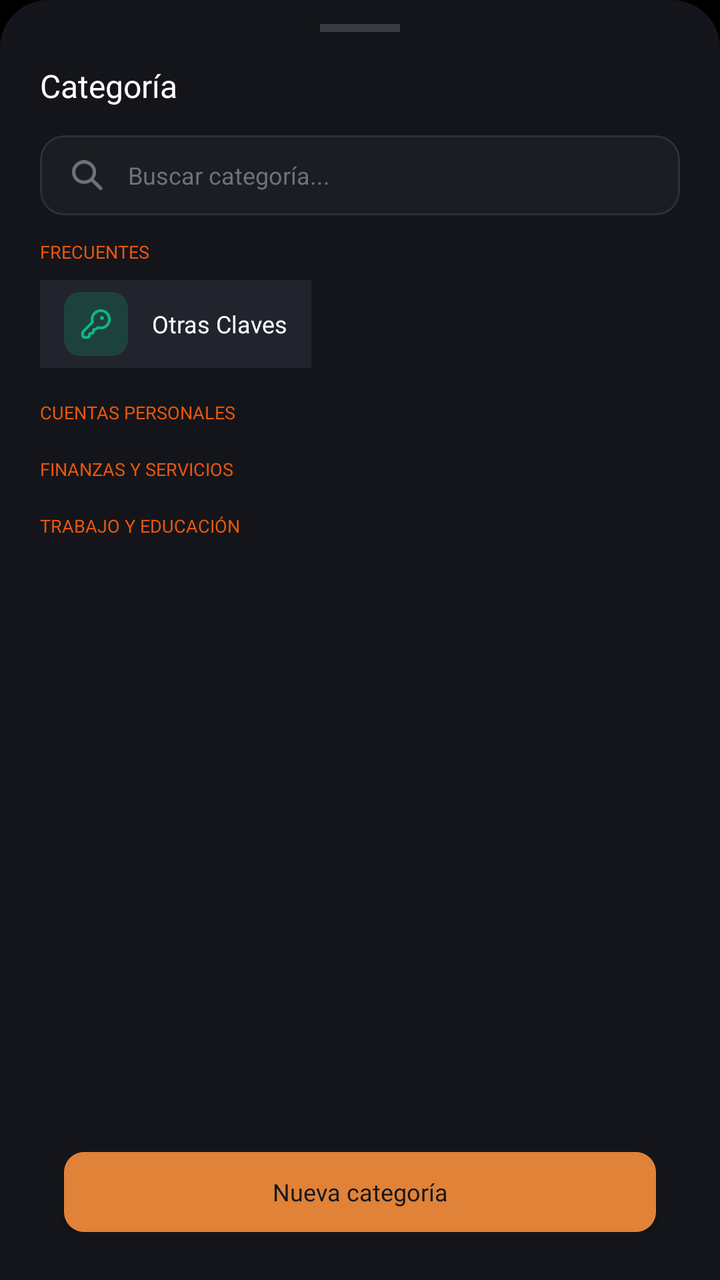
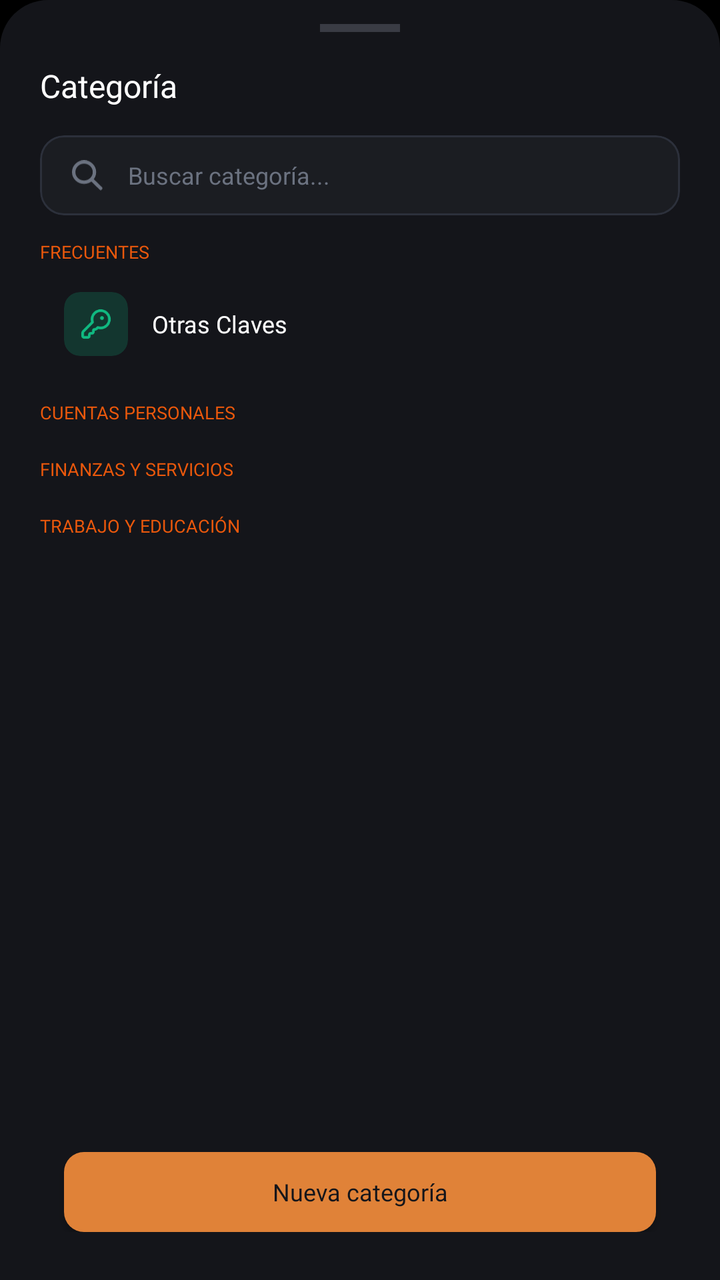

Compare the two renders of this Android layout. The source of the first and the diff that turns it into the second are given below.
<!-- AndroidManifest.xml: application theme Theme.MyApplication -->
<!-- res/layout/dialog_category.xml -->
<?xml version="1.0" encoding="utf-8"?>
<LinearLayout xmlns:android="http://schemas.android.com/apk/res/android"
    xmlns:app="http://schemas.android.com/apk/res-auto"
    android:layout_width="match_parent"
    android:layout_height="match_parent"
    android:background="@drawable/bg_bottom_sheet"
    android:orientation="vertical"
    android:paddingStart="20dp"
    android:paddingTop="12dp"
    android:paddingEnd="20dp"
    android:paddingBottom="24dp">

    
    <View
        android:layout_width="40dp"
        android:layout_height="4dp"
        android:layout_gravity="center_horizontal"
        android:layout_marginBottom="16dp"
        android:background="@color/border_option_card" />

    <TextView
        android:layout_width="wrap_content"
        android:layout_height="wrap_content"
        android:fontFamily="@font/inter_bold"
        android:text="Categoría"
        android:textColor="@color/text_primary"
        android:textSize="16sp" />

    
    <com.google.android.material.card.MaterialCardView
        android:id="@+id/cardSearch"
        android:layout_width="match_parent"
        android:layout_height="40dp"
        android:layout_marginTop="14dp"
        app:cardBackgroundColor="#1B1D22"
        app:cardCornerRadius="12dp"
        app:cardElevation="0dp"
        app:strokeColor="#2C303B"
        app:strokeWidth="1dp">

        <LinearLayout
            android:layout_width="match_parent"
            android:layout_height="match_parent"
            android:gravity="center_vertical"
            android:orientation="horizontal"
            android:paddingHorizontal="16dp">

            <ImageView
                android:layout_width="16dp"
                android:layout_height="16dp"
                android:src="@drawable/lupa"
                app:tint="#6B7280" />

            <EditText
                android:id="@+id/etSearch"
                android:layout_width="match_parent"
                android:layout_height="match_parent"
                android:layout_marginStart="12dp"
                android:autofillHints="none"
                android:background="@null"
                android:fontFamily="sans-serif"
                android:hint="Buscar categoría..."
                android:inputType="text"
                android:textColor="#FFFFFF"
                android:textColorHint="#6B7280"
                android:textSize="12sp" />
        </LinearLayout>
    </com.google.android.material.card.MaterialCardView>

    
    <ScrollView
        android:layout_width="match_parent"
        android:layout_height="0dp"
        android:layout_marginTop="12dp"
        android:layout_weight="1"
        android:scrollbars="none">

        
        <LinearLayout
            android:id="@+id/containerCategoryList"
            android:layout_width="match_parent"
            android:layout_height="wrap_content"
            android:orientation="vertical">

            
            <TextView
                android:id="@+id/tvHeaderFrecuentes"
                android:layout_width="wrap_content"
                android:layout_height="wrap_content"
                android:fontFamily="@font/inter_bold"
                android:text="FRECUENTES"
                android:textColor="@color/cat_section"
                android:textSize="9sp" />

            
            <LinearLayout
                android:id="@+id/layoutRowFrequent1"
                android:layout_width="match_parent"
                android:layout_height="wrap_content"
                android:layout_marginTop="8dp"
                android:gravity="center_vertical"
                android:orientation="horizontal">

                
                <LinearLayout
                    android:id="@+id/rowOther"
                    android:layout_width="wrap_content"
                    android:layout_height="wrap_content"
                    android:background="@drawable/bg_option_card"
                    android:clickable="true"
                    android:focusable="true"
                    android:gravity="center_vertical"
                    android:orientation="horizontal"
                    android:paddingHorizontal="12dp"
                    android:paddingVertical="6dp">

                    <com.google.android.material.card.MaterialCardView
                        android:layout_width="32dp"
                        android:layout_height="32dp"
                        app:cardBackgroundColor="@color/cat_other_bg"
                        app:cardCornerRadius="8dp"
                        app:cardElevation="0dp"
                        app:strokeWidth="0dp">

                        <ImageView
                            android:layout_width="16dp"
                            android:layout_height="16dp"
                            android:layout_gravity="center"
                            android:src="@drawable/ic_cat_lupa" />
                    </com.google.android.material.card.MaterialCardView>

                    <TextView
                        android:layout_width="wrap_content"
                        android:layout_height="wrap_content"
                        android:layout_marginStart="12dp"
                        android:fontFamily="@font/inter_bold"
                        android:text="Otras Claves"
                        android:textColor="@color/text_primary"
                        android:textSize="12sp" />
                </LinearLayout>

                
                <LinearLayout
                    android:id="@+id/rowFrequentExtra1"
                    android:layout_width="wrap_content"
                    android:layout_height="wrap_content"
                    android:layout_marginStart="8dp"
                    android:background="@drawable/bg_option_card"
                    android:clickable="true"
                    android:focusable="true"
                    android:visibility="gone"
                    android:gravity="center_vertical"
                    android:orientation="horizontal"
                    android:paddingHorizontal="12dp"
                    android:paddingVertical="6dp">

                    <com.google.android.material.card.MaterialCardView
                        android:layout_width="32dp"
                        android:layout_height="32dp"
                        app:cardBackgroundColor="@color/cat_other_bg"
                        app:cardCornerRadius="8dp"
                        app:cardElevation="0dp"
                        app:strokeWidth="0dp">

                        <ImageView
                            android:layout_width="16dp"
                            android:layout_height="16dp"
                            android:layout_gravity="center"
                            android:src="@drawable/ic_cat_social" />
                    </com.google.android.material.card.MaterialCardView>

                    <TextView
                        android:layout_width="wrap_content"
                        android:layout_height="wrap_content"
                        android:layout_marginStart="12dp"
                        android:fontFamily="@font/inter_bold"
                        android:text=""
                        android:textColor="@color/text_primary"
                        android:textSize="12sp" />
                </LinearLayout>
            </LinearLayout>

            
            <LinearLayout
                android:id="@+id/layoutRowFrequent2"
                android:layout_width="match_parent"
                android:layout_height="wrap_content"
                android:layout_marginTop="8dp"
                android:gravity="center_vertical"
                android:orientation="horizontal"
                android:visibility="gone">

                <LinearLayout
                    android:id="@+id/rowFrequentExtra2"
                    android:layout_width="wrap_content"
                    android:layout_height="wrap_content"
                    android:background="@drawable/bg_option_card"
                    android:clickable="true"
                    android:focusable="true"
                    android:visibility="gone"
                    android:gravity="center_vertical"
                    android:orientation="horizontal"
                    android:paddingHorizontal="12dp"
                    android:paddingVertical="6dp">

                    <com.google.android.material.card.MaterialCardView
                        android:layout_width="32dp"
                        android:layout_height="32dp"
                        app:cardBackgroundColor="@color/cat_other_bg"
                        app:cardCornerRadius="8dp"
                        app:cardElevation="0dp"
                        app:strokeWidth="0dp">

                        <ImageView
                            android:layout_width="16dp"
                            android:layout_height="16dp"
                            android:layout_gravity="center"
                            android:src="@drawable/ic_cat_social" />
                    </com.google.android.material.card.MaterialCardView>

                    <TextView
                        android:layout_width="wrap_content"
                        android:layout_height="wrap_content"
                        android:layout_marginStart="12dp"
                        android:fontFamily="@font/inter_bold"
                        android:text=""
                        android:textColor="@color/text_primary"
                        android:textSize="12sp" />
                </LinearLayout>

                <LinearLayout
                    android:id="@+id/rowFrequentExtra3"
                    android:layout_width="wrap_content"
                    android:layout_height="wrap_content"
                    android:layout_marginStart="8dp"
                    android:background="@drawable/bg_option_card"
                    android:clickable="true"
                    android:focusable="true"
                    android:visibility="gone"
                    android:gravity="center_vertical"
                    android:orientation="horizontal"
                    android:paddingHorizontal="12dp"
                    android:paddingVertical="6dp">

                    <com.google.android.material.card.MaterialCardView
                        android:layout_width="32dp"
                        android:layout_height="32dp"
                        app:cardBackgroundColor="@color/cat_other_bg"
                        app:cardCornerRadius="8dp"
                        app:cardElevation="0dp"
                        app:strokeWidth="0dp">

                        <ImageView
                            android:layout_width="16dp"
                            android:layout_height="16dp"
                            android:layout_gravity="center"
                            android:src="@drawable/ic_cat_social" />
                    </com.google.android.material.card.MaterialCardView>

                    <TextView
                        android:layout_width="wrap_content"
                        android:layout_height="wrap_content"
                        android:layout_marginStart="12dp"
                        android:fontFamily="@font/inter_bold"
                        android:text=""
                        android:textColor="@color/text_primary"
                        android:textSize="12sp" />
                </LinearLayout>
            </LinearLayout>

            
            <TextView
                android:id="@+id/tvHeaderPersonales"
                android:layout_width="wrap_content"
                android:layout_height="wrap_content"
                android:layout_marginTop="16dp"
                android:fontFamily="@font/inter_bold"
                android:text="CUENTAS PERSONALES"
                android:textColor="@color/cat_section"
                android:textSize="9sp" />




            
            <TextView
                android:id="@+id/tvHeaderFinanzas"
                android:layout_width="wrap_content"
                android:layout_height="wrap_content"
                android:layout_marginTop="16dp"
                android:fontFamily="@font/inter_bold"
                android:text="FINANZAS Y SERVICIOS"
                android:textColor="@color/cat_section"
                android:textSize="9sp" />



            
            <TextView
                android:id="@+id/tvHeaderTrabajo"
                android:layout_width="wrap_content"
                android:layout_height="wrap_content"
                android:layout_marginTop="16dp"
                android:fontFamily="@font/inter_bold"
                android:text="TRABAJO Y EDUCACIÓN"
                android:textColor="@color/cat_section"
                android:textSize="9sp" />


            
        </LinearLayout>
    </ScrollView>

    
    <androidx.appcompat.widget.AppCompatButton
        android:id="@+id/btnNewCategory"
        android:layout_width="match_parent"
        android:layout_height="40dp"
        android:layout_marginStart="12dp"
        android:layout_marginTop="16dp"
        android:layout_marginEnd="12dp"
        android:background="@drawable/bg_button_slim"
        android:fontFamily="@font/inter_bold"
        android:text="Nueva categoría"
        android:textAllCaps="false"
        android:textColor="@color/bg_main"
        android:textSize="12sp"
        app:backgroundTint="@null" />
</LinearLayout>
<!-- resources referenced by this layout -->
<resources>
  <color name="bg_main">#14151A</color>
  <color name="border_option_card">#3A3C44</color>
  <color name="cat_other_bg">#3310B981</color>
  <color name="cat_section">#EA580C</color>
  <color name="text_primary">#FFFFFF</color>
  <!-- drawable bg_bottom_sheet (drawable) -->
  <?xml version="1.0" encoding="utf-8"?>
  <shape xmlns:android="http://schemas.android.com/apk/res/android"
      android:shape="rectangle">
      
      <solid android:color="#14151A" />
      
      <corners
          android:topLeftRadius="24dp"
          android:topRightRadius="24dp"
          android:bottomLeftRadius="0dp"
          android:bottomRightRadius="0dp" />
  </shape>
  <!-- drawable bg_button_slim (drawable) -->
  <?xml version="1.0" encoding="utf-8"?>
  <shape xmlns:android="http://schemas.android.com/apk/res/android"
      android:shape="rectangle">
      <solid android:color="@color/orange_primary" />
      <corners android:radius="10dp" />
  </shape>
  <!-- drawable bg_option_card (drawable) -->
  <?xml version="1.0" encoding="utf-8"?>
  <shape xmlns:android="http://schemas.android.com/apk/res/android"
      android:shape="rectangle">
      
      <solid android:color="#21242D" />
      
  
  </shape>
  <!-- drawable ic_cat_lupa: png bitmap (drawable, 1819 bytes) -->
  <!-- drawable ic_cat_social (drawable) -->
  <vector xmlns:android="http://schemas.android.com/apk/res/android"
      android:width="16dp"
      android:height="17dp"
      android:viewportWidth="16"
      android:viewportHeight="17">
    <path
        android:pathData="M5.31,3.049C5.31,4.236 4.323,5.198 3.105,5.198C1.887,5.198 0.9,4.236 0.9,3.049C0.9,1.862 1.887,0.9 3.105,0.9C4.323,0.9 5.31,1.862 5.31,3.049Z"
        android:strokeWidth="1.8"
        android:fillColor="#00000000"
        android:strokeColor="#EA580C"/>
    <path
        android:pathData="M14.131,8.422C14.131,9.609 13.143,10.572 11.926,10.572C10.708,10.572 9.72,9.609 9.72,8.422C9.72,7.235 10.708,6.273 11.926,6.273C13.143,6.273 14.131,7.235 14.131,8.422Z"
        android:strokeWidth="1.8"
        android:fillColor="#00000000"
        android:strokeColor="#EA580C"/>
    <path
        android:pathData="M5.31,13.796C5.31,14.983 4.323,15.945 3.105,15.945C1.887,15.945 0.9,14.983 0.9,13.796C0.9,12.609 1.887,11.646 3.105,11.646C4.323,11.646 5.31,12.609 5.31,13.796Z"
        android:strokeWidth="1.8"
        android:fillColor="#00000000"
        android:strokeColor="#EA580C"/>
    <path
        android:pathData="M5.31,4.124L9.72,7.348"
        android:strokeWidth="1.8"
        android:fillColor="#00000000"
        android:strokeColor="#EA580C"/>
    <path
        android:pathData="M5.31,12.721L9.72,9.497"
        android:strokeWidth="1.8"
        android:fillColor="#00000000"
        android:strokeColor="#EA580C"/>
  </vector>
  <!-- drawable lupa (drawable) -->
  <vector xmlns:android="http://schemas.android.com/apk/res/android"
      android:width="17dp"
      android:height="16dp"
      android:viewportWidth="17"
      android:viewportHeight="16">
    <path
        android:pathData="M6.413,11.646C9.457,11.646 11.925,9.241 11.925,6.273C11.925,3.306 9.457,0.9 6.413,0.9C3.368,0.9 0.9,3.306 0.9,6.273C0.9,9.241 3.368,11.646 6.413,11.646Z"
        android:strokeWidth="1.8"
        android:fillColor="#00000000"
        android:strokeColor="#71717A"/>
    <path
        android:pathData="M10.823,10.572L15.233,14.87"
        android:strokeWidth="1.8"
        android:fillColor="#00000000"
        android:strokeColor="#71717A"
        android:strokeLineCap="round"/>
  </vector>
  <style name="Theme.MyApplication" parent="Base.Theme.MyApplication" />
  <color name="orange_primary">#E08238</color>
  <style name="Base.Theme.MyApplication" parent="Theme.Material3.DayNight.NoActionBar">
          <item name="android:windowBackground">#000000</item>
      </style>
</resources>

<!-- the commit's change to res/layout/dialog_category.xml (unified diff, before → after) -->
@@ -106,9 +106,9 @@
                     android:id="@+id/rowOther"
                     android:layout_width="wrap_content"
                     android:layout_height="wrap_content"
-                    android:background="@drawable/bg_option_card"
                     android:clickable="true"
                     android:focusable="true"
+                    android:foreground="?attr/selectableItemBackground"
                     android:gravity="center_vertical"
                     android:orientation="horizontal"
                     android:paddingHorizontal="12dp"
